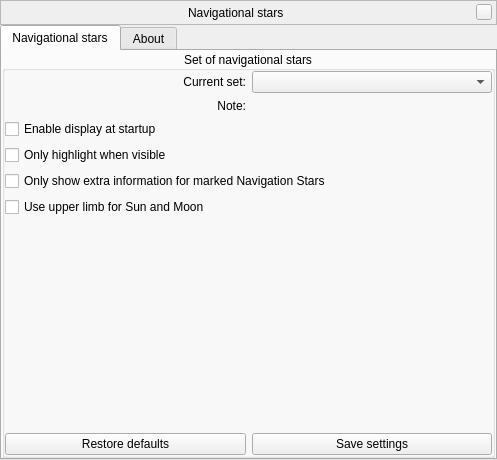
The window that plugins/NavStars/src/gui/navStarsWindow.ui (Stellarium/stellarium) describes before a commit, drawn with Qt 5.
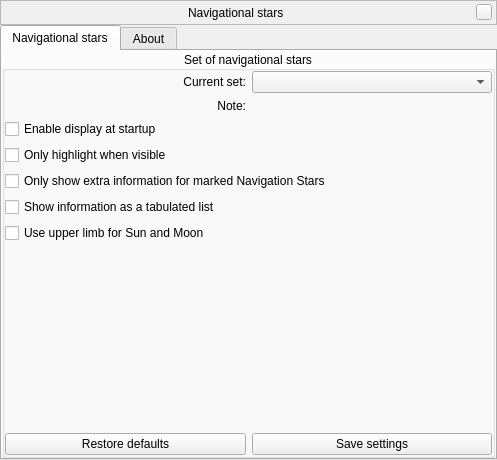
The same window after the commit. Custom widgets are drawn as their Qt base class.

Commit message: Add two styles of display, 'Astronomer' and 'Navigator' as their uses cases are different

```diff
--- a/plugins/NavStars/src/gui/navStarsWindow.ui
+++ b/plugins/NavStars/src/gui/navStarsWindow.ui
@@ -252,6 +252,13 @@
               </property>
             </widget>
           </item>
+           <item>
+             <widget class="QCheckBox" name="tabulatedDisplay">
+               <property name="text">
+                 <string>Show information as a tabulated list</string>
+               </property>
+             </widget>
+           </item> 
           <item>
             <widget class="QCheckBox" name="upperLimb">
               <property name="text">
```
The commit also changes 5 other files.
